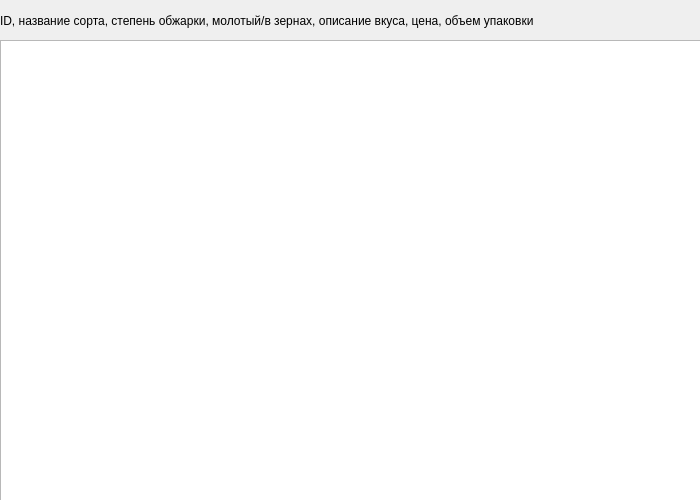
Before: the Qt Designer form main.ui in DlekiGh/coffee-info, drawn with Qt 5.
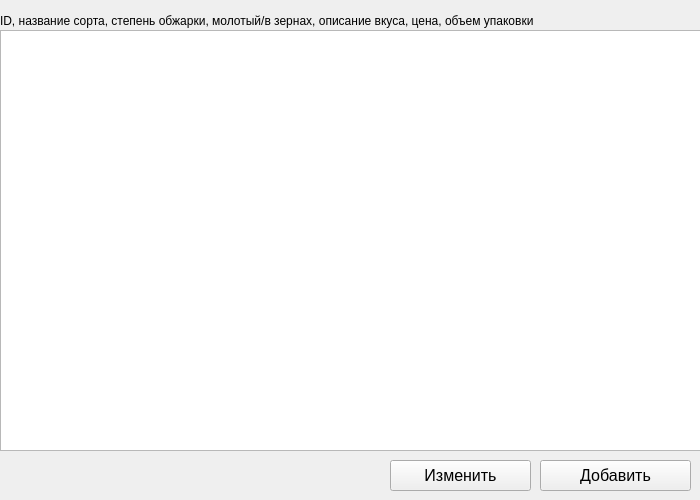
After: the same form once the commit is applied.

Commit message: Капучино

What changed in the file:
```diff
--- a/main.ui
+++ b/main.ui
@@ -25,21 +25,6 @@
   <property name="windowTitle">
    <string>Coffee info</string>
   </property>
-  <widget class="QListWidget" name="coffee_listWidget">
-   <property name="geometry">
-    <rect>
-     <x>0</x>
-     <y>40</y>
-     <width>701</width>
-     <height>461</height>
-    </rect>
-   </property>
-   <property name="font">
-    <font>
-     <pointsize>9</pointsize>
-    </font>
-   </property>
-  </widget>
   <widget class="QLabel" name="header_label">
    <property name="geometry">
     <rect>
@@ -58,6 +43,57 @@
     <string>ID, название сорта, степень обжарки, молотый/в зернах, описание вкуса, цена, объем упаковки</string>
    </property>
   </widget>
+  <widget class="QTableWidget" name="tableWidget_coffee">
+   <property name="geometry">
+    <rect>
+     <x>0</x>
+     <y>30</y>
+     <width>701</width>
+     <height>421</height>
+    </rect>
+   </property>
+   <property name="font">
+    <font>
+     <pointsize>9</pointsize>
+    </font>
+   </property>
+  </widget>
+  <widget class="QPushButton" name="pushButton_add">
+   <property name="geometry">
+    <rect>
+     <x>540</x>
+     <y>460</y>
+     <width>151</width>
+     <height>31</height>
+    </rect>
+   </property>
+   <property name="font">
+    <font>
+     <pointsize>12</pointsize>
+    </font>
+   </property>
+   <property name="text">
+    <string>Добавить</string>
+   </property>
+  </widget>
+  <widget class="QPushButton" name="pushButton_edit">
+   <property name="geometry">
+    <rect>
+     <x>390</x>
+     <y>460</y>
+     <width>141</width>
+     <height>31</height>
+    </rect>
+   </property>
+   <property name="font">
+    <font>
+     <pointsize>12</pointsize>
+    </font>
+   </property>
+   <property name="text">
+    <string>Изменить</string>
+   </property>
+  </widget>
  </widget>
  <resources/>
  <connections/>
```
The commit also changes 2 other files.
